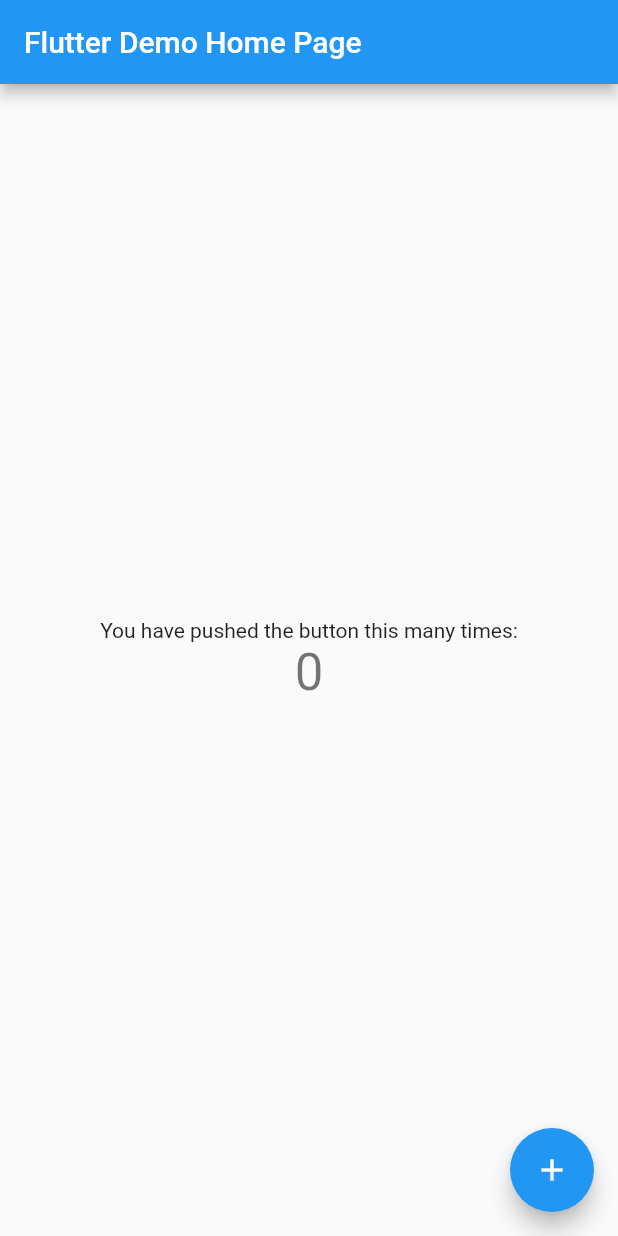
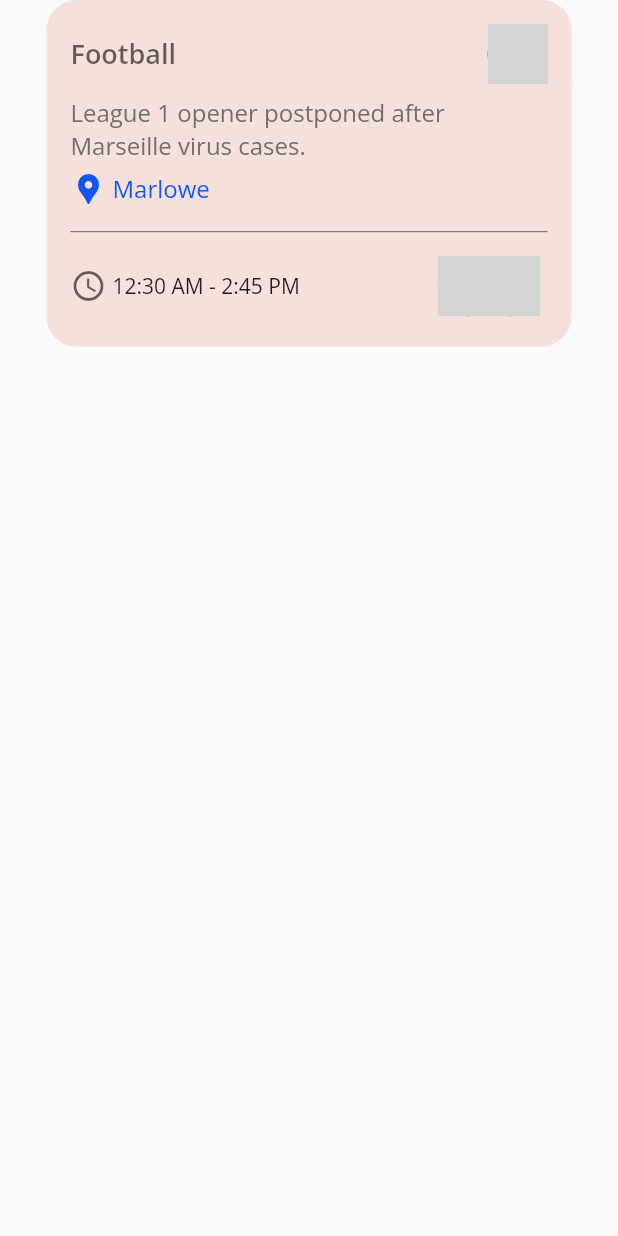
Before and after one commit to vaellaris/task_app_fe, a Flutter app: the screen it shows after launch, on a phone screen of 412 x 824 dp. Run offline on Flutter 3.47's test engine with Material 2 defaults, Android fonts, the phone set to English and light mode, and no system bars; our stand-ins replace google_fonts; network calls fail; grey boxes are pictures that could not be loaded.

Commit message:
card widget

```diff
--- a/lib/main.dart
+++ b/lib/main.dart
@@ -1,4 +1,7 @@
 import 'package:flutter/material.dart';
+import 'package:google_fonts/google_fonts.dart';
+
+import '../screens/homepage.dart';
 
 void main() {
   runApp(const MyApp());
@@ -7,109 +10,17 @@
 class MyApp extends StatelessWidget {
   const MyApp({super.key});
 
-  // This widget is the root of your application.
   @override
   Widget build(BuildContext context) {
     return MaterialApp(
       title: 'Flutter Demo',
       theme: ThemeData(
-        // This is the theme of your application.
-        //
-        // Try running your application with "flutter run". You'll see the
-        // application has a blue toolbar. Then, without quitting the app, try
-        // changing the primarySwatch below to Colors.green and then invoke
-        // "hot reload" (press "r" in the console where you ran "flutter run",
-        // or simply save your changes to "hot reload" in a Flutter IDE).
-        // Notice that the counter didn't reset back to zero; the application
-        // is not restarted.
-        primarySwatch: Colors.blue,
+        primarySwatch: Colors.green,
+        textTheme: GoogleFonts.openSansTextTheme(
+          Theme.of(context).textTheme,
+        ),
       ),
-      home: const MyHomePage(title: 'Flutter Demo Home Page'),
+      home: const MyHomepage(),
     );
   }
 }
-
-class MyHomePage extends StatefulWidget {
-  const MyHomePage({super.key, required this.title});
-
-  // This widget is the home page of your application. It is stateful, meaning
-  // that it has a State object (defined below) that contains fields that affect
-  // how it looks.
-
-  // This class is the configuration for the state. It holds the values (in this
-  // case the title) provided by the parent (in this case the App widget) and
-  // used by the build method of the State. Fields in a Widget subclass are
-  // always marked "final".
-
-  final String title;
-
-  @override
-  State<MyHomePage> createState() => _MyHomePageState();
-}
-
-class _MyHomePageState extends State<MyHomePage> {
-  int _counter = 0;
-
-  void _incrementCounter() {
-    setState(() {
-      // This call to setState tells the Flutter framework that something has
-      // changed in this State, which causes it to rerun the build method below
-      // so that the display can reflect the updated values. If we changed
-      // _counter without calling setState(), then the build method would not be
-      // called again, and so nothing would appear to happen.
-      _counter++;
-    });
-  }
-
-  @override
-  Widget build(BuildContext context) {
-    // This method is rerun every time setState is called, for instance as done
-    // by the _incrementCounter method above.
-    //
-    // The Flutter framework has been optimized to make rerunning build methods
-    // fast, so that you can just rebuild anything that needs updating rather
-    // than having to individually change instances of widgets.
-    return Scaffold(
-      appBar: AppBar(
-        // Here we take the value from the MyHomePage object that was created by
-        // the App.build method, and use it to set our appbar title.
-        title: Text(widget.title),
-      ),
-      body: Center(
-        // Center is a layout widget. It takes a single child and positions it
-        // in the middle of the parent.
-        child: Column(
-          // Column is also a layout widget. It takes a list of children and
-          // arranges them vertically. By default, it sizes itself to fit its
-          // children horizontally, and tries to be as tall as its parent.
-          //
-          // Invoke "debug painting" (press "p" in the console, choose the
-          // "Toggle Debug Paint" action from the Flutter Inspector in Android
-          // Studio, or the "Toggle Debug Paint" command in Visual Studio Code)
-          // to see the wireframe for each widget.
-          //
-          // Column has various properties to control how it sizes itself and
-          // how it positions its children. Here we use mainAxisAlignment to
-          // center the children vertically; the main axis here is the vertical
-          // axis because Columns are vertical (the cross axis would be
-          // horizontal).
-          mainAxisAlignment: MainAxisAlignment.center,
-          children: <Widget>[
-            const Text(
-              'You have pushed the button this many times:',
-            ),
-            Text(
-              '$_counter',
-              style: Theme.of(context).textTheme.headline4,
-            ),
-          ],
-        ),
-      ),
-      floatingActionButton: FloatingActionButton(
-        onPressed: _incrementCounter,
-        tooltip: 'Increment',
-        child: const Icon(Icons.add),
-      ), // This trailing comma makes auto-formatting nicer for build methods.
-    );
-  }
-}
--- a/lib/screens/homepage.dart
+++ b/lib/screens/homepage.dart
@@ -0,0 +1,34 @@
+import 'package:flutter/material.dart';
+
+import '../widgets/card.dart';
+import '../widgets/bottom_nav.dart';
+
+class MyHomepage extends StatelessWidget {
+  const MyHomepage({super.key});
+
+  @override
+  Widget build(BuildContext context) {
+    return Scaffold(
+      body: Column(children: [
+        // cards
+        TaskCard(
+          backgroundColor: Color(0xffF5E0DC),
+          title: 'Football',
+          description: 'League 1 opener postponed after Marseille virus cases.',
+          location: 'Marlowe',
+          startTime: '12:30 AM',
+          endTime: '2:45 PM',
+          imgUrl:
+              'https://plus.unsplash.com/premium_photo-1677146015088-71992ac139af?ixlib=rb-4.0.3&ixid=MnwxMjA3fDB8MHxzZWFyY2h8N3x8Zm9vdGJhbGx8ZW58MHx8MHx8&auto=format&fit=crop&w=500&q=60',
+          avatarUrl: [
+            'https://images.unsplash.com/photo-1601029641455-e770156e05ec?ixlib=rb-4.0.3&ixid=MnwxMjA3fDB8MHxwaG90by1wYWdlfHx8fGVufDB8fHx8&auto=format&fit=crop&w=687&q=80',
+            'https://images.unsplash.com/photo-1517423738875-5ce310acd3da?ixlib=rb-4.0.3&ixid=MnwxMjA3fDB8MHxzZWFyY2h8MTV8fHB1Z3N8ZW58MHx8MHx8&auto=format&fit=crop&w=500&q=60'
+          ],
+        ),
+
+        //bottom navbar
+        //BottomNav()
+      ]),
+    );
+  }
+}
--- a/lib/widgets/card.dart
+++ b/lib/widgets/card.dart
@@ -0,0 +1,117 @@
+import 'package:flutter/material.dart';
+
+class TaskCard extends StatelessWidget {
+  final Color backgroundColor;
+  final String title;
+  final String description;
+  final String location;
+  final String startTime;
+  final String endTime;
+  final String imgUrl;
+  final List<String> avatarUrl;
+
+  TaskCard({
+    super.key,
+    required this.backgroundColor,
+    required this.title,
+    required this.description,
+    required this.location,
+    required this.startTime,
+    required this.endTime,
+    required this.imgUrl,
+    required this.avatarUrl,
+  });
+
+  @override
+  Widget build(BuildContext context) {
+    return Center(
+      child: Container(
+        width: 350,
+        height: 231,
+        decoration: BoxDecoration(
+          color: backgroundColor,
+          borderRadius: BorderRadius.circular(20),
+        ),
+        child: Padding(
+          padding: const EdgeInsets.all(16.0),
+          child: Column(
+            crossAxisAlignment: CrossAxisAlignment.start,
+            children: [
+              Padding(
+                padding: const EdgeInsets.only(bottom: 8.0),
+                child: Row(
+                  mainAxisAlignment: MainAxisAlignment.spaceBetween,
+                  children: [
+                    Text(
+                      title,
+                      style: const TextStyle(
+                          fontWeight: FontWeight.w600,
+                          fontSize: 18,
+                          color: Color.fromARGB(153, 0, 0, 0)),
+                    ),
+                    CircleAvatar(backgroundImage: NetworkImage(imgUrl))
+                  ],
+                ),
+              ),
+              Padding(
+                padding: const EdgeInsets.only(bottom: 6.0),
+                child: Text(
+                  description,
+                  style: const TextStyle(
+                      fontWeight: FontWeight.w400,
+                      fontSize: 16,
+                      color: Color.fromARGB(255, 112, 112, 112)),
+                ),
+              ),
+              Row(
+                children: [
+                  const Icon(
+                    Icons.location_pin,
+                    color: Color(0xff1156F4),
+                  ),
+                  Padding(
+                    padding: const EdgeInsets.only(left: 4.0),
+                    child: Text(
+                      location,
+                      style: const TextStyle(
+                          fontSize: 16, color: Color(0xff1156F4)),
+                    ),
+                  ),
+                ],
+              ),
+              //Horizontal line
+              Padding(
+                padding: const EdgeInsets.only(top: 16, bottom: 16),
+                child: Container(
+                  color: Color.fromARGB(255, 128, 128, 128),
+                  height: 0.8,
+                  width: 320,
+                ),
+              ),
+
+              Row(
+                children: [
+                  const Icon(
+                    Icons.access_time_sharp,
+                    color: Color.fromARGB(153, 0, 0, 0),
+                  ),
+                  Padding(
+                    padding: const EdgeInsets.only(left: 4.0, right: 98),
+                    child: Text('$startTime - $endTime'),
+                  ),
+                  // Face pile
+                  for (int i = 0; i < avatarUrl.length; i++)
+                    Align(
+                      widthFactor: 0.7,
+                      child: CircleAvatar(
+                          backgroundImage: NetworkImage(avatarUrl[i])),
+                    )
+                ],
+              )
+            ],
+          ),
+        ),
+      ),
+    );
+  }
+}
--- a/pubspec.yaml
+++ b/pubspec.yaml
@@ -36,6 +36,7 @@
   # The following adds the Cupertino Icons font to your application.
   # Use with the CupertinoIcons class for iOS style icons.
   cupertino_icons: ^1.0.2
+  google_fonts: ^4.0.3
 
 dev_dependencies:
   flutter_test:
```
Also changed, not shown: pubspec.lock, 1 other file.
